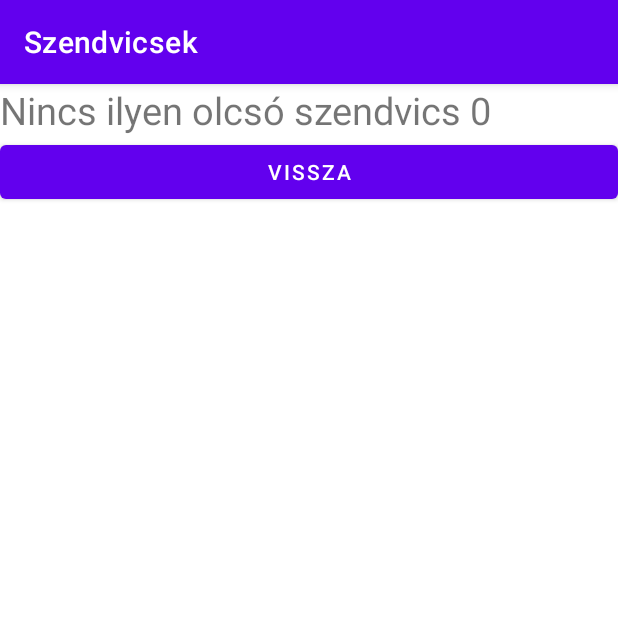
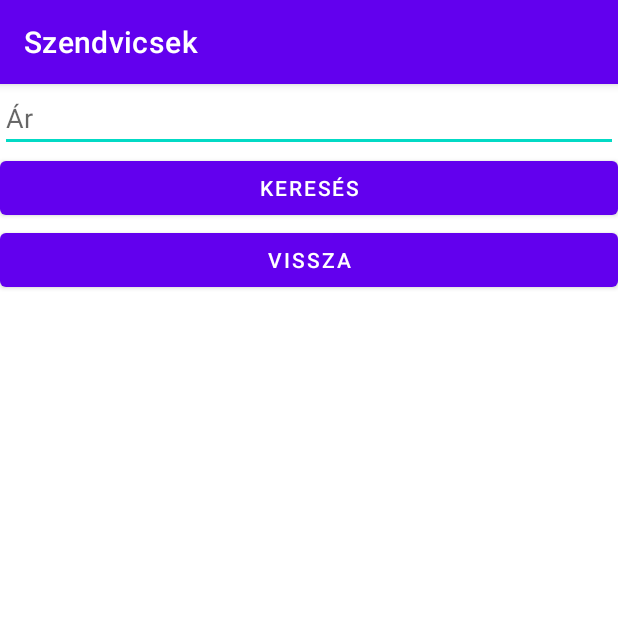
Before and after one commit to SomaHam44/SoltiSoma_Szendvicsek, an Android app: the SearchResultActivity screen opened directly, with no data from a screen before it, on a phone screen of 412 x 824 dp, the top half of it. Run offline under Robolectric (Android 15) with nearby library versions, the phone set to English and light mode, and no system bars.

Commit message:
Módosítások, javítások, komment, véglegesítés

```diff
--- a/app/src/main/java/com/example/szendvicsek/DBHelper.java
+++ b/app/src/main/java/com/example/szendvicsek/DBHelper.java
@@ -51,7 +51,7 @@ public class DBHelper extends SQLiteOpenHelper {
     }
 
     public Cursor kereses(String ar) {
-        SQLiteDatabase db = this.getReadableDatabase();
+        SQLiteDatabase db = this.getWritableDatabase();
         return db.rawQuery(" SELECT * FROM " + TABLE_NAME +
                 " WHERE " +  COL_AR + " <= ? ", new String[]{ar});
     }
--- a/app/src/main/java/com/example/szendvicsek/SearchResultActivity.java
+++ b/app/src/main/java/com/example/szendvicsek/SearchResultActivity.java
@@ -10,10 +10,14 @@ import android.os.Bundle;
 import android.text.method.ScrollingMovementMethod;
 import android.view.View;
 import android.widget.Button;
+import android.widget.EditText;
 import android.widget.TextView;
+import android.widget.Toast;
 
 public class SearchResultActivity extends AppCompatActivity {
     private TextView textKereso;
+    private EditText ar;
+    private Button btnKeres;
     private Button btnVisszateres;
     private DBHelper adatbazis;
 
@@ -23,7 +27,14 @@ public class SearchResultActivity extends AppCompatActivity {
         setContentView(R.layout.activity_search_result);
         init();
         textKereso.setMovementMethod(new ScrollingMovementMethod());
+
+        btnKeres.setOnClickListener(new View.OnClickListener() {
+            @Override
+            public void onClick(View view) {
                 szendvicskereso();
+
+            }
+        });
 
 
         btnVisszateres.setOnClickListener(new View.OnClickListener() {
@@ -38,11 +49,18 @@ public class SearchResultActivity extends AppCompatActivity {
     }
 
     private void szendvicskereso() {
-        Cursor kereses = adatbazis.kereses(String.valueOf(MainActivity.arunk));
+        String arString = ar.getText().toString().trim();
+        if (arString.isEmpty()) {
+            Toast.makeText(getApplicationContext(), "A mező kitöltése kötelező!", Toast.LENGTH_SHORT).show();
+        }
+        else {
+            try {
+                if (!arString.isEmpty()) {
+                    Cursor kereses = adatbazis.kereses(String.valueOf(ar.getText()));
                     StringBuilder builder = new StringBuilder();
 
                     if (kereses.getCount() == 0) {
-            builder.append("Nincs ilyen olcsó szendvics ").append(MainActivity.arunk);
+                        builder.append("Nincs ilyen olcsó szendvics ").append(Integer.parseInt(ar.getText().toString()));
 
                     } else {
                         while (kereses.moveToNext()) {
@@ -56,17 +74,31 @@ public class SearchResultActivity extends AppCompatActivity {
                             builder.append(System.lineSeparator());
                             builder.append("Ár (Ft) : ").append(kereses.getInt(4));
                             builder.append(System.lineSeparator());
+                            builder.append(System.lineSeparator());
 
 
                         }
                     }
                     textKereso.setText(builder.toString());
+                }
+
+            }
+            catch (NumberFormatException e) {
+                Toast.makeText(getApplicationContext(), "Az árnak számnak kell lennie!", Toast.LENGTH_SHORT).show();
+            }
+
+
+        }
+
+
 
     }
 
     public void init() {
         textKereso = findViewById(R.id.text_szendvicsek);
         btnVisszateres = findViewById(R.id.btn_visszatero);
+        btnKeres = findViewById(R.id.btn_keres);
+        ar = findViewById(R.id.e_ar);
         adatbazis = new DBHelper(this);
 
     }
--- a/app/src/main/res/layout/activity_main.xml
+++ b/app/src/main/res/layout/activity_main.xml
@@ -7,13 +7,17 @@
     tools:context=".MainActivity"
     android:orientation="vertical">
 
+    <!--
     <EditText
         android:layout_width="match_parent"
         android:layout_height="wrap_content"
         android:hint="Ár"
         android:id="@+id/edit_ar"
         android:inputType="number"
+
         />
+       -->
+
 
     <Button
         android:layout_width="match_parent"
--- a/app/src/main/res/layout/activity_search_result.xml
+++ b/app/src/main/res/layout/activity_search_result.xml
@@ -7,12 +7,21 @@
     tools:context=".SearchResultActivity"
     android:orientation="vertical">
 
-    <TextView
+    <EditText
+    android:layout_width="match_parent"
+    android:layout_height="wrap_content"
+    android:hint="Ár"
+    android:id="@+id/e_ar"
+    android:inputType="number"
+    />
+
+
+
+    <Button
         android:layout_width="match_parent"
         android:layout_height="wrap_content"
-        android:textSize="25sp"
-        android:scrollbars="vertical"
-        android:id="@+id/text_szendvicsek"
+        android:text="Keresés"
+        android:id="@+id/btn_keres"
         />
 
     <Button
@@ -22,4 +31,12 @@
         android:id="@+id/btn_visszatero"
         />
 
+    <TextView
+        android:layout_width="match_parent"
+        android:layout_height="wrap_content"
+        android:textSize="25sp"
+        android:scrollbars="vertical"
+        android:id="@+id/text_szendvicsek"
+        />
+
 </LinearLayout>
```
Also changed, not shown: app/src/main/java/com/example/szendvicsek/MainActivity.java (+17 -3 lines). Lines whose indentation alone changed are shown as unchanged.
